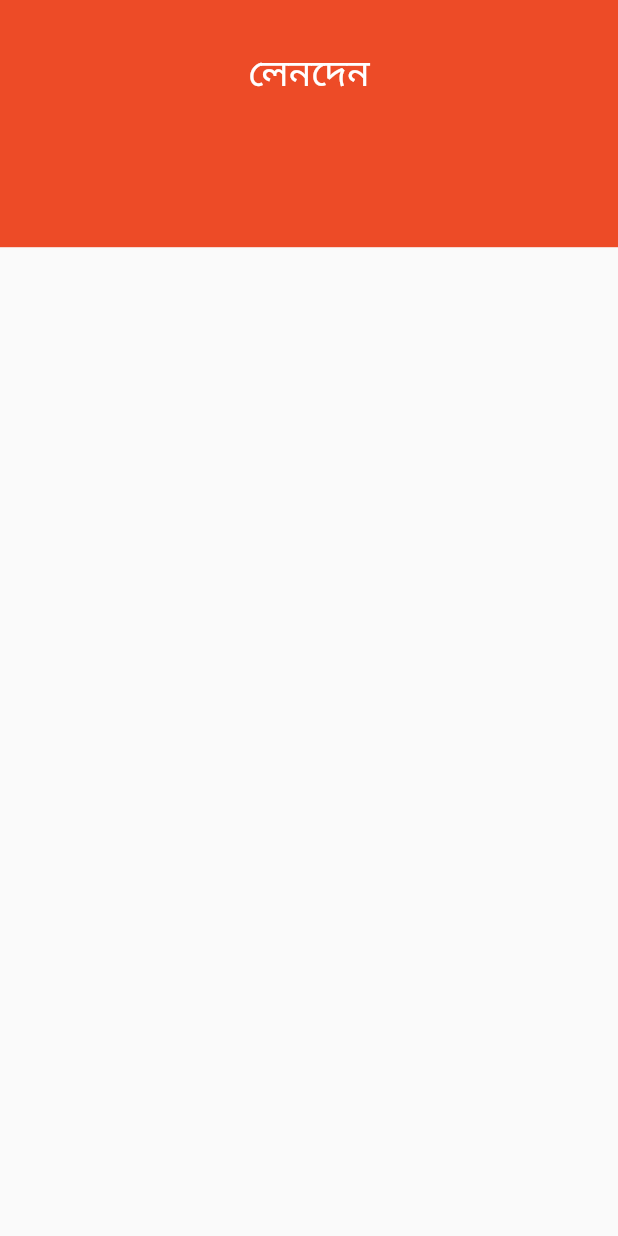
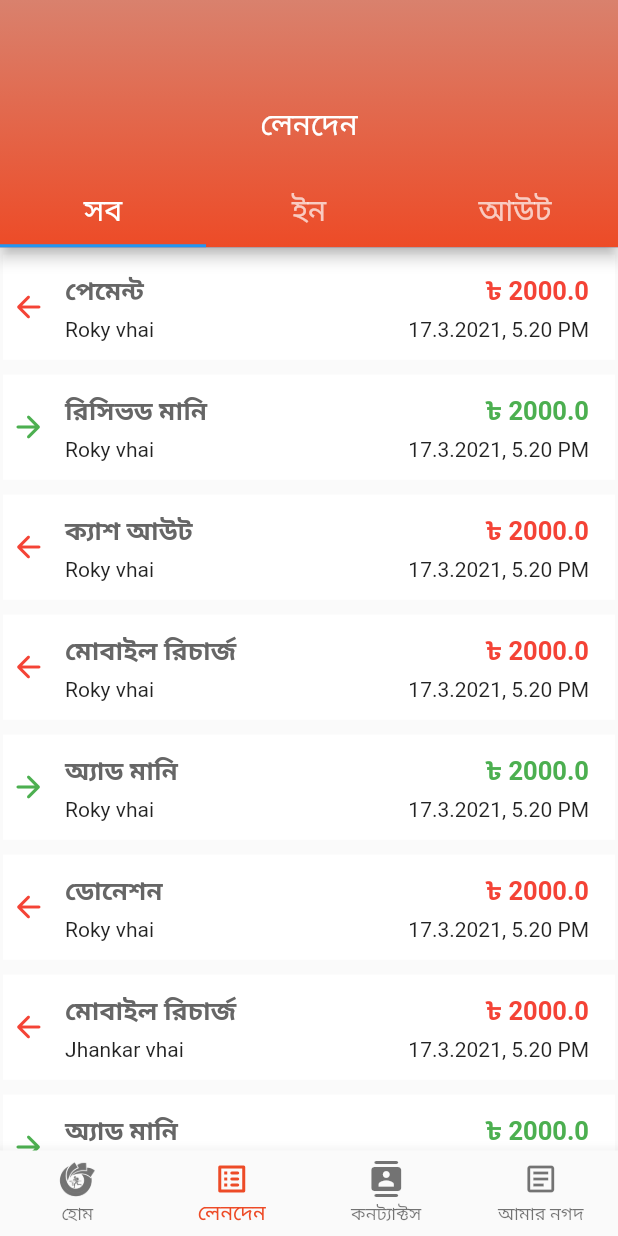
Before and after one commit to rokydas/nagad-clone-flutter, a Flutter app: the HomeScreen screen opened by its route, item 2 of the bottom bar chosen, on a phone screen of 412 x 824 dp. Run offline on Flutter 3.47's test engine with Material 2 defaults, Android fonts, the phone set to English and light mode, and no system bars; our stand-ins replace contacts_service, hexcolor.

Commit message:
button design updated and transaction screen completed

```diff
--- a/lib/main.dart
+++ b/lib/main.dart
@@ -1,6 +1,8 @@
 import 'package:flutter/material.dart';
+import 'package:nagad_clone/screens/ContactScreen/ContactScreen.dart';
 import 'package:nagad_clone/screens/HomeScreen/HomeScreen.dart';
 import 'package:nagad_clone/screens/PinScreen/PinScreen.dart';
+import 'package:nagad_clone/screens/ProfileScreen/ProfileScreen.dart';
 import 'package:nagad_clone/screens/SignInScreen/SignInScreen.dart';
 import 'package:nagad_clone/screens/SignUpScreen/SignUpScreen.dart';
 import 'package:nagad_clone/screens/TransactionScreen/TransactionScreen.dart';
@@ -25,6 +27,9 @@ class LoginScreen extends StatelessWidget {
         '/welcome-screen': (context) => WelcomeScreen(),
         '/home-screen': (context) => HomeScreen(),
         '/transaction-screen': (context) => TransactionScreen(),
+        '/contact-screen': (context) => ContactScreen(),
+        '/profile-screen': (context) => ProfileScreen(),
+
       },
 
     );
--- a/lib/screens/TransactionScreen/TransactionScreen.dart
+++ b/lib/screens/TransactionScreen/TransactionScreen.dart
@@ -1,5 +1,6 @@
 import 'package:flutter/material.dart';
 import 'package:hexcolor/hexcolor.dart';
+import 'package:nagad_clone/screens/TransactionScreen/allTransaction.dart';
 
 class TransactionScreen extends StatefulWidget {
   @override
@@ -9,25 +10,172 @@ class TransactionScreen extends StatefulWidget {
 class _TransactionScreenState extends State<TransactionScreen> {
   @override
   Widget build(BuildContext context) {
-    return Scaffold(
-      body: ListView(
-        children: [
-          Container(
-            height: MediaQuery.of(context).size.height * 0.20,
-            color: HexColor('#ED4B27'),
-            child: Column(
-              children: [
-                SizedBox(height: 30,),
-                Text(
-                    'লেনদেন',
-                    style: TextStyle(
-                      color: Colors.white,
-                      fontSize: 25
-                    ),
-                ),
+    return MaterialApp(
+      home: DefaultTabController(
+      length: 3,
+      child: Scaffold(
+        backgroundColor: HexColor('#fafafa'),
+        appBar: PreferredSize(
+          preferredSize: Size.fromHeight(MediaQuery.of(context).size.height * 0.2),
+          child: AppBar(
+            // backgroundColor: HexColor('#ED4B27'),
+
+            flexibleSpace: Container(
+              decoration: BoxDecoration(
+                gradient: LinearGradient(
+                  begin: Alignment.topCenter,
+                  end: Alignment.bottomCenter,
+                    colors: [HexColor('#d9816d'), HexColor('#ED4B27')]
+                )
+              ),
+              height: 200,
+              child: Center(child: Text(
+                  'লেনদেন',
+                  style: TextStyle(color: Colors.white, fontSize: 20),
+              )),
+            ),
+            centerTitle: true,
+            bottom: TabBar(
+              tabs: [
+                Tab(child: IconText('সব'),),
+                Tab(child: IconText('ইন'),),
+                Tab(child: IconText('আউট'),)
               ],
             ),
           ),
+        ),
+          bottomNavigationBar: BottomNavigationBar(
+
+            onTap: (newIndex)  {
+              if(newIndex == 0) Navigator.pushNamed(context, '/home-screen');
+              if(newIndex == 2) Navigator.pushNamed(context, '/contact-screen');
+              if(newIndex == 3) Navigator.pushNamed(context, '/profile-screen');
+            },
+            currentIndex: 1,
+            type: BottomNavigationBarType.fixed,
+            selectedItemColor: HexColor('#ED4B27'),
+            items: [
+              BottomNavigationBarItem(
+                icon: ImageIcon(
+                  AssetImage('images/circle-logo.png'),
+                ),
+                label: 'হোম',
+              ),
+              BottomNavigationBarItem(
+                icon: Icon(Icons.list_alt_rounded),
+                label: 'লেনদেন',
+              ),
+              BottomNavigationBarItem(
+                icon: Icon(Icons.contacts_rounded),
+                label: 'কনট্যাক্টস',
+              ),
+              BottomNavigationBarItem(
+                icon: Icon(Icons.article_outlined),
+                label: 'আমার নগদ',
+              ),
+
+            ],
+          ),
+        body: TabBarView(
+          children: [
+            ListView(
+              children: [
+                for(var transaction in allTransactions) AllTransaction(transaction)
+              ],
+            ),
+            ListView(
+              children: [
+                for(var transaction in allTransactions) transaction['isIn'] ? AllTransaction(transaction) : SizedBox.shrink()
+              ],
+            ),
+            ListView(
+              children: [
+                for(var transaction in allTransactions) !transaction['isIn'] ? AllTransaction(transaction) : SizedBox.shrink()
+              ],
+            ),
+
+          ],
+        )
+
+      ),
+    ),
+    );
+  }
+}
+
+class IconText extends StatelessWidget {
+  IconText(this.text);
+
+  final String text;
+  @override
+  Widget build(BuildContext context) {
+
+    return Text(
+      '$text',
+      style: TextStyle(fontSize: 20),
+    );
+  }
+}
+
+class AllTransaction extends StatelessWidget {
+  @override
+  AllTransaction(this.transaction);
+
+  final Map transaction;
+
+  Widget build(BuildContext context) {
+
+    bool isIn = transaction['isIn'];
+    String type = transaction['type'];
+    String institute = transaction['institute'];
+    double money = transaction['money'];
+    String time = transaction['time'];
+
+    return Container(
+      width: double.infinity,
+      height: 70,
+      color: Colors.white,
+      margin: EdgeInsets.symmetric(vertical: 5, horizontal: 2),
+      padding: EdgeInsets.symmetric(vertical: 5, horizontal: 5),
+      child: Row(
+        mainAxisAlignment: MainAxisAlignment.start,
+        children: [
+          Icon(
+              isIn ? Icons.arrow_forward_rounded : Icons.arrow_back_rounded,
+              color: isIn ? Colors.green : Colors.red,
+          ),
+          SizedBox(width: MediaQuery.of(context).size.width * 0.03,),
+          Expanded(
+            flex: 4,
+            child: Column(
+              crossAxisAlignment: CrossAxisAlignment.start,
+              mainAxisAlignment: MainAxisAlignment.spaceEvenly,
+              children: [
+                Text('$type', style: TextStyle(
+                    fontWeight: FontWeight.bold,
+                    color: HexColor('#666666'),
+                    fontSize: 17
+                ),),
+                Text('$institute')
+              ],
+            ),
+          ),
+          Expanded(
+            flex: 4,
+            child: Column(
+              crossAxisAlignment: CrossAxisAlignment.end,
+              mainAxisAlignment: MainAxisAlignment.spaceEvenly,
+              children: [
+                Text('৳ $money', style: TextStyle(
+                    fontWeight: FontWeight.bold,
+                    color: isIn ? Colors.green : Colors.red,
+                    fontSize: 17
+                ),),
+                Text('$time')
+              ],
+            ),
+          ),
+          SizedBox(width: MediaQuery.of(context).size.width * 0.03,),
         ],
       ),
     );
--- /dev/null
+++ b/lib/screens/TransactionScreen/allTransaction.dart
@@ -0,0 +1,65 @@
+List <Map> allTransactions = [
+  {
+    'isIn': false,
+    'type': 'পেমেন্ট',
+    'institute': 'Roky vhai',
+    'money': 2000.0,
+    'time': '17.3.2021, 5.20 PM'
+  },
+  {
+    'isIn': true,
+    'type': 'রিসিভড মানি',
+    'institute': 'Roky vhai',
+    'money': 2000.0,
+    'time': '17.3.2021, 5.20 PM'
+  },
+  {
+    'isIn': false,
+    'type': 'ক্যাশ আউট',
+    'institute': 'Roky vhai',
+    'money': 2000.0,
+    'time': '17.3.2021, 5.20 PM'
+  },
+  {
+    'isIn': false,
+    'type': 'মোবাইল রিচার্জ',
+    'institute': 'Roky vhai',
+    'money': 2000.0,
+    'time': '17.3.2021, 5.20 PM'
+  },
+  {
+    'isIn': true,
+    'type': 'অ্যাড মানি',
+    'institute': 'Roky vhai',
+    'money': 2000.0,
+    'time': '17.3.2021, 5.20 PM'
+  },
+  {
+    'isIn': false,
+    'type': 'ডোনেশন',
+    'institute': 'Roky vhai',
+    'money': 2000.0,
+    'time': '17.3.2021, 5.20 PM'
+  },
+  {
+    'isIn': false,
+    'type': 'মোবাইল রিচার্জ',
+    'institute': 'Jhankar vhai',
+    'money': 2000.0,
+    'time': '17.3.2021, 5.20 PM'
+  },
+  {
+    'isIn': true,
+    'type': 'অ্যাড মানি',
+    'institute': 'Jhankar vhai',
+    'money': 2000.0,
+    'time': '17.3.2021, 5.20 PM'
+  },
+  {
+    'isIn': false,
+    'type': 'ডোনেশন',
+    'institute': 'Jhankar vhai',
+    'money': 2000.0,
+    'time': '17.3.2021, 5.20 PM'
+  }
+];
--- a/pubspec.yaml
+++ b/pubspec.yaml
@@ -24,6 +24,7 @@ dependencies:
   flutter:
     sdk: flutter
   hexcolor: ^2.0.3
+  contacts_service: ^0.6.1
 
 
   # The following adds the Cupertino Icons font to your application.
```
Also changed, not shown: lib/screens/ContactScreen/ContactScreen.dart (added, +106 -0 lines), lib/screens/HomeScreen/HomeScreen.dart (+14 -6 lines), lib/screens/PinScreen/PinScreen.dart (+23 -14 lines), lib/screens/ProfileScreen/ProfileScreen.dart (added, +8 -0 lines), lib/screens/SignInScreen/SignInScreen.dart (+11 -13 lines), lib/screens/SignUpScreen/SignUpScreen.dart (+11 -13 lines), lib/screens/WelcomeScreen/WelcomeScreen.dart (+25 -23 lines), pubspec.lock, 1 other file.
